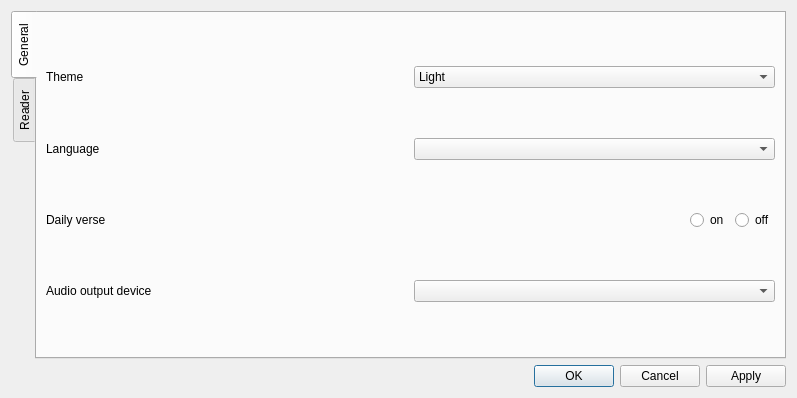
The window that src/core/settingsdialog.ui (0xzer0x/quran-companion) describes before a commit, drawn with Qt 5.
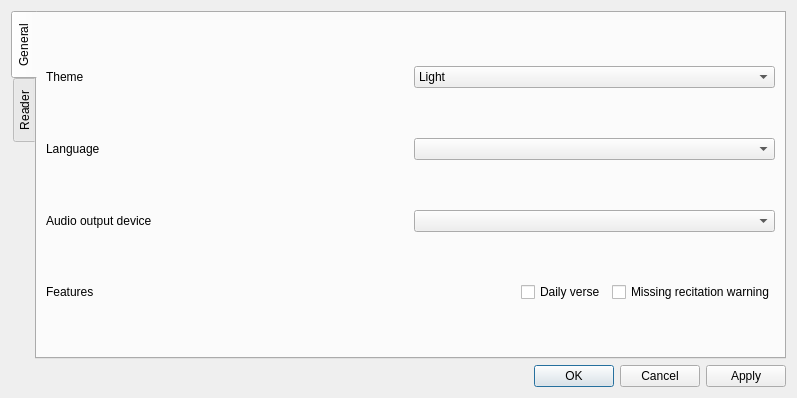
The same window after the commit.

```diff
--- a/src/core/settingsdialog.ui
+++ b/src/core/settingsdialog.ui
@@ -70,16 +70,30 @@
         </layout>
        </item>
        <item>
-        <layout class="QHBoxLayout" name="horizontalLayout_12">
+        <layout class="QHBoxLayout" name="horizontalLayout_10">
          <item>
-          <widget class="QLabel" name="lbDailyVerse">
+          <widget class="QLabel" name="lbAudioDevice">
            <property name="text">
-            <string>Daily verse</string>
+            <string>Audio output device</string>
            </property>
           </widget>
          </item>
          <item>
-          <spacer name="horizontalSpacer_2">
+          <widget class="QComboBox" name="cmbAudioDevices"/>
+         </item>
+        </layout>
+       </item>
+       <item>
+        <layout class="QHBoxLayout" name="horizontalLayout_11">
+         <item>
+          <widget class="QLabel" name="label_2">
+           <property name="text">
+            <string>Features</string>
+           </property>
+          </widget>
+         </item>
+         <item>
+          <spacer name="horizontalSpacer">
            <property name="orientation">
             <enum>Qt::Horizontal</enum>
            </property>
@@ -92,42 +106,18 @@
           </spacer>
          </item>
          <item>
-          <layout class="QHBoxLayout" name="horizontalLayout_11">
-           <item>
-            <widget class="QRadioButton" name="radioDailyVerseOn">
-             <property name="text">
-              <string>on</string>
-             </property>
-             <property name="checkable">
-              <bool>true</bool>
-             </property>
-             <property name="checked">
-              <bool>false</bool>
-             </property>
-            </widget>
-           </item>
-           <item>
-            <widget class="QRadioButton" name="radioDailyVerseOff">
-             <property name="text">
-              <string>off</string>
-             </property>
-            </widget>
-           </item>
-          </layout>
-         </item>
-        </layout>
-       </item>
-       <item>
-        <layout class="QHBoxLayout" name="horizontalLayout_10">
-         <item>
-          <widget class="QLabel" name="lbAudioDevice">
+          <widget class="QCheckBox" name="chkDailyVerse">
            <property name="text">
-            <string>Audio output device</string>
+            <string>Daily verse</string>
            </property>
           </widget>
          </item>
          <item>
-          <widget class="QComboBox" name="cmbAudioDevices"/>
+          <widget class="QCheckBox" name="chkMissingWarning">
+           <property name="text">
+            <string>Missing recitation warning</string>
+           </property>
+          </widget>
          </item>
         </layout>
        </item>
```
Left out of the diff: 21 changed lines with no effect on the pictures.
